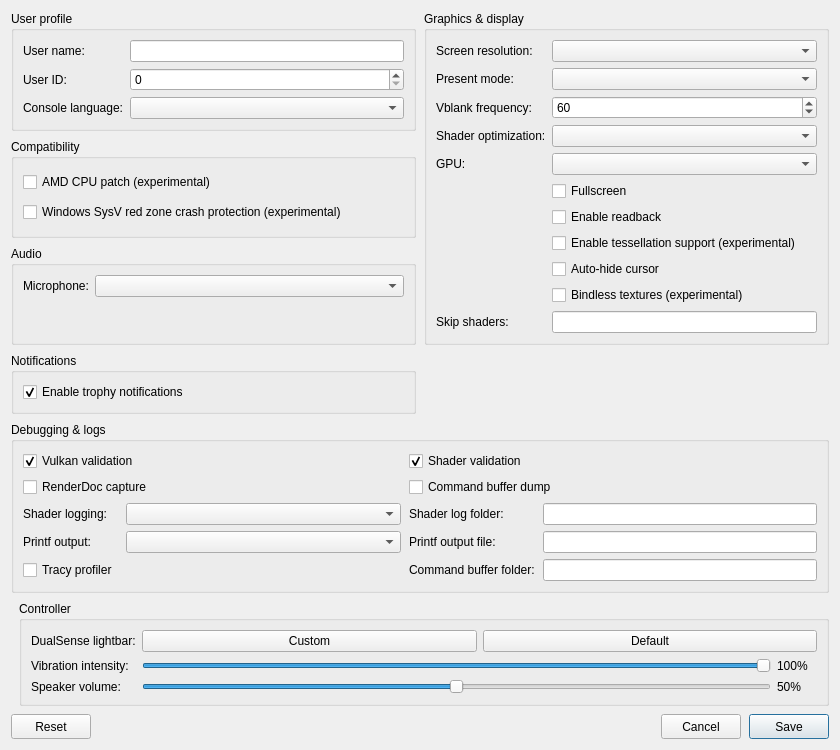
Lepexa-cell/KytyPS5-UFC6, file src/launcher/forms/configuration_edit_dialog.ui: the form before one commit.
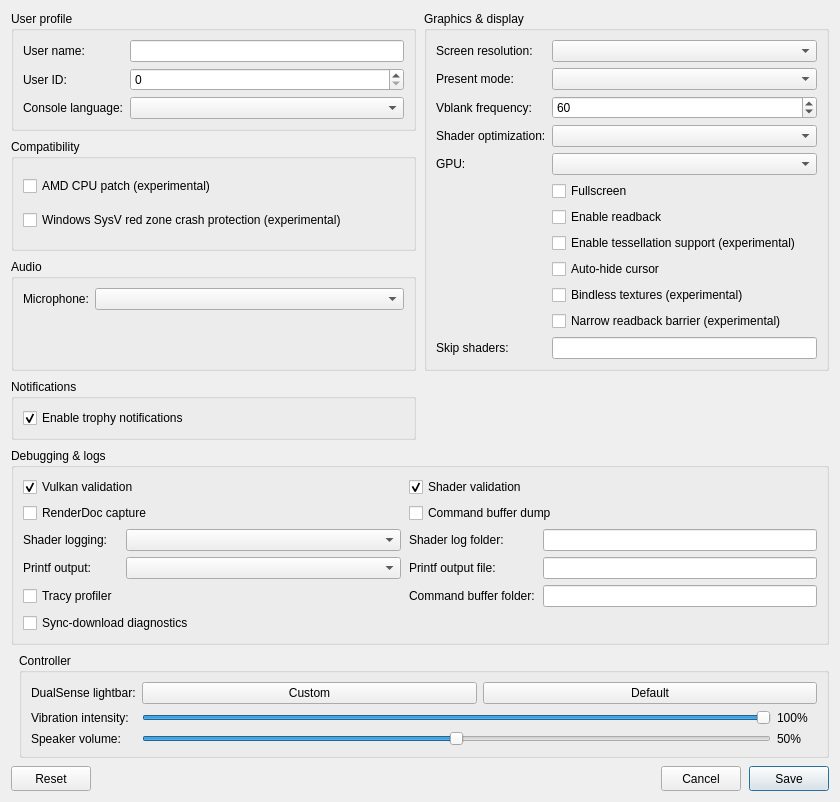
The form after the commit. Custom widgets are drawn as their Qt base class.

Commit message:
feat(gui): wire narrow-readback and sync-download-diag checkboxes through CLI and runtime config (default off)
Adds Graphics checkbox Narrow readback barrier (experimental) and Debugging checkbox Sync-download diagnostics, persisted per game, passed as --narrow-readback-barrier/--sync-download-diag to the child process, and read by the renderer from runtime Config instead of static getenv. GUI/CLI settings take priority; leftover env vars never override. Adds one compact Launch startup line (exe, pid, log file).

```diff
--- a/src/launcher/forms/configuration_edit_dialog.ui
+++ b/src/launcher/forms/configuration_edit_dialog.ui
@@ -185,12 +185,18 @@
           <property name="text"><string>Bindless textures (experimental)</string></property>
          </widget>
         </item>
-        <item row="10" column="0">
+        <item row="10" column="1">
+         <widget class="QCheckBox" name="checkBox_narrow_readback_barrier">
+          <property name="toolTip"><string>Changes only the source pre-copy barrier range for async and sync readback. No speedup is guaranteed. Takes effect after the game is restarted.</string></property>
+          <property name="text"><string>Narrow readback barrier (experimental)</string></property>
+         </widget>
+        </item>
+        <item row="11" column="0">
          <widget class="QLabel" name="label_skip_shaders">
           <property name="text"><string>Skip shaders:</string></property>
          </widget>
         </item>
-        <item row="10" column="1">
+        <item row="11" column="1">
          <widget class="QLineEdit" name="lineEdit_skip_shaders">
           <property name="toolTip"><string>Guest shader hashes (hex, comma-separated) whose draws and dispatches are left out</string></property>
           <property name="clearButtonEnabled"><bool>true</bool></property>
@@ -296,6 +302,12 @@
           <property name="text"><string>Tracy profiler</string></property>
          </widget>
         </item>
+        <item row="5" column="0" colspan="2">
+         <widget class="QCheckBox" name="checkBox_sync_download_diag">
+          <property name="toolTip"><string>Enables detailed sync-download telemetry. May affect performance. Takes effect after the game is restarted.</string></property>
+          <property name="text"><string>Sync-download diagnostics</string></property>
+         </widget>
+        </item>
         <item row="4" column="2">
          <widget class="QLabel" name="label_cmd_dump_folder">
           <property name="text"><string>Command buffer folder:</string></property>
```
The commit also changes 11 other files.
